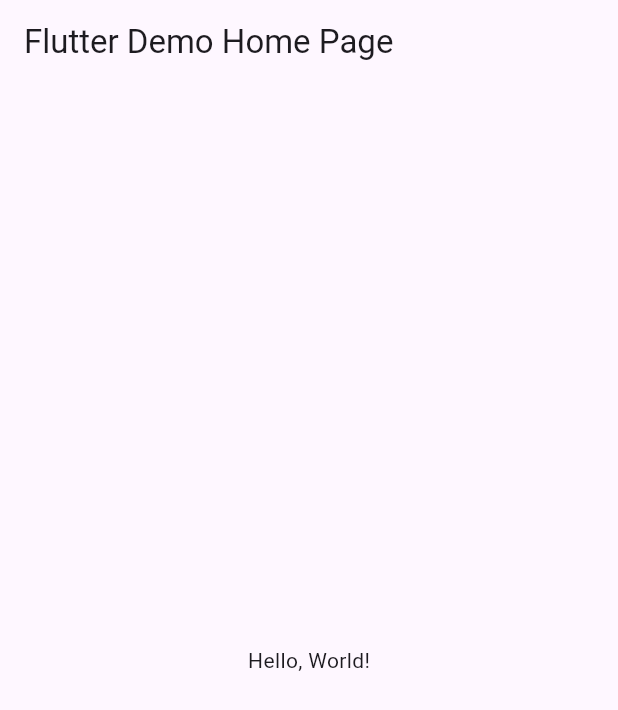
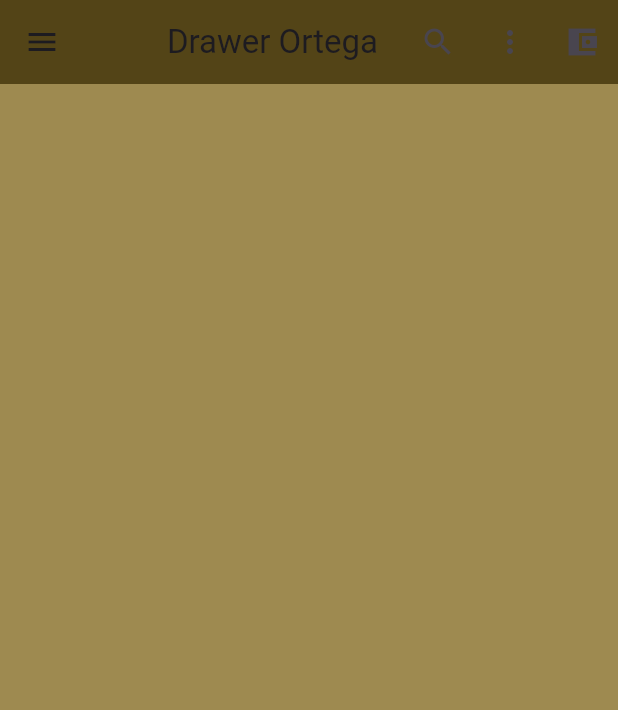
Before and after one commit to MAOMOrtega15/p9drawer, a Flutter app: the screen it shows after launch, on a phone screen of 412 x 824 dp. Shown: the top 710 px of the screen. Run offline on Flutter 3.47's test engine with Material 3 defaults, Android fonts, the phone set to English and light mode, and no system bars.

```diff
--- a/lib/main.dart
+++ b/lib/main.dart
@@ -1,41 +1,100 @@
 import 'package:flutter/material.dart';
 
-void main() => runApp(MyApp());
+void main() => runApp(const MiDrawerOrtega());
 
-class MyApp extends StatelessWidget {
-  const MyApp({super.key});
-  // This widget is the root of your application.
+class MiDrawerOrtega extends StatelessWidget {
+  const MiDrawerOrtega({Key? key}) : super(key: key);
+
+  get accountName => null;
+
   @override
   Widget build(BuildContext context) {
     return MaterialApp(
-      // Application name
-      title: 'Flutter Hello World',
-      // Application theme data, you can set the colors for the application as
-      // you want
-      theme: ThemeData(
-        // useMaterial3: true,
-        primarySwatch: Colors.blue,
-      ),
-      // A widget which will be started on application startup
-      home: MyHomePage(title: 'Flutter Demo Home Page'),
-    );
-  }
-}
-
-class MyHomePage extends StatelessWidget {
-  final String title;
-  const MyHomePage({super.key, required this.title});
-
-  @override
-  Widget build(BuildContext context) {
-    return Scaffold(
-      appBar: AppBar(
-        // The title text which will be shown on the action bar
-        title: Text(title),
-      ),
-      body: Center(
-        child: Text(
-          'Hello, World!',
+      debugShowCheckedModeBanner: false,
+      home: Scaffold(
+        appBar: AppBar(
+          title: const Text("Drawer Ortega"),
+          centerTitle: true,
+          backgroundColor: const Color(0xff534417),
+          actions: [
+            IconButton(
+              icon: Icon(Icons.search),
+              onPressed: () {},
+            ),
+            IconButton(
+              icon: Icon(
+                Icons.more_vert,
+              ),
+              onPressed: () {},
+            ),
+            IconButton(
+              icon: Icon(
+                Icons.account_balance_wallet_sharp,
+              ),
+              onPressed: () {},
+            ),
+          ],
+        ),
+        backgroundColor: const Color(0xff9e8a50),
+        drawer: Drawer(
+          child: ListView(
+            padding: EdgeInsets.zero,
+            children: [
+              UserAccountsDrawerHeader(
+                accountName: Text("Madederia Ortega"),
+                accountEmail: Text("madederiaortega@gmail.com"),
+                currentAccountPicture: CircleAvatar(
+                  backgroundImage: NetworkImage(
+                      "https://raw.githubusercontent.com/MAOMOrtega15/practica1_6j_iOS/main/logo.jpg"),
+                ),
+                decoration: BoxDecoration(
+                  image: DecorationImage(
+                    image: NetworkImage(
+                      "https://raw.githubusercontent.com/MAOMOrtega15/practica1_6j_iOS/main/244266fbc757d3443c0e56ad2ff1fc81.jpg",
+                    ),
+                    fit: BoxFit.fill,
+                  ),
+                ),
+                otherAccountsPictures: [
+                  CircleAvatar(
+                    backgroundColor: Colors.white,
+                    backgroundImage: NetworkImage(
+                        "https://raw.githubusercontent.com/MAOMOrtega15/practica1_6j_iOS/main/wooden-user-button-wooden-icon-png.webp"),
+                  ),
+                  CircleAvatar(
+                    backgroundColor: Colors.white,
+                    backgroundImage: NetworkImage(
+                        "https://raw.githubusercontent.com/MAOMOrtega15/practica1_6j_iOS/main/descarga%20(1).jpg"),
+                  ),
+                ],
+              ),
+              const ListTile(
+                leading: Icon(Icons.add_home_work, color: Colors.indigo),
+                title: Text("Sucursal",
+                    style: TextStyle(fontWeight: FontWeight.bold)),
+              ),
+              const ListTile(
+                leading: Icon(Icons.inventory, color: Colors.indigo),
+                title: Text("Inventario",
+                    style: TextStyle(fontWeight: FontWeight.bold)),
+              ),
+              const ListTile(
+                leading: Icon(Icons.account_box, color: Colors.indigo),
+                title: Text("Cliente",
+                    style: TextStyle(fontWeight: FontWeight.bold)),
+              ),
+              const ListTile(
+                leading: Icon(Icons.account_box_outlined, color: Colors.indigo),
+                title: Text("Empleados",
+                    style: TextStyle(fontWeight: FontWeight.bold)),
+              ),
+              const ListTile(
+                leading: Icon(Icons.fire_truck_outlined, color: Colors.indigo),
+                title: Text("Proveedores",
+                    style: TextStyle(fontWeight: FontWeight.bold)),
+              ),
+            ],
+          ),
         ),
       ),
     );
```
Also changed, not shown: 1 other file.
